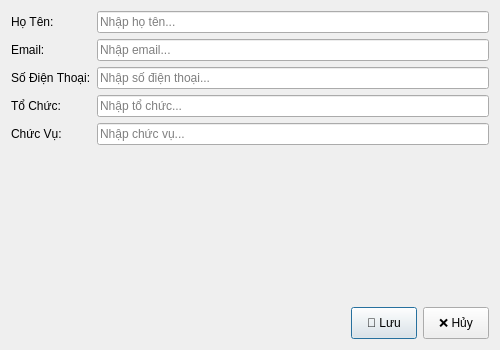
Before: the Qt Designer form ui/AttendeeDialog.ui in khoivnk25411e/Final-Project-Programming-Techniques, drawn with Qt 5.
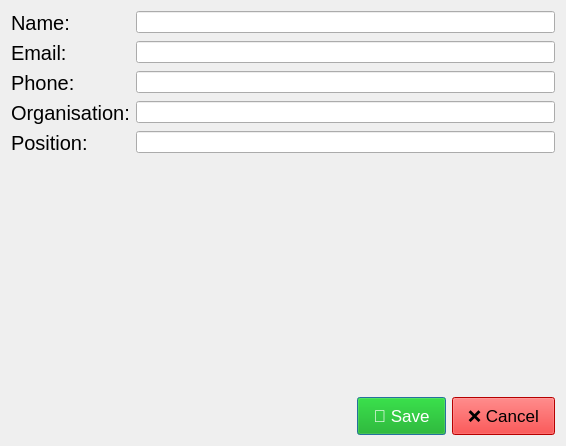
After: the same form once the commit is applied.

What changed in the file:
```diff
--- a/ui/AttendeeDialog.ui
+++ b/ui/AttendeeDialog.ui
@@ -6,8 +6,8 @@
    <rect>
     <x>0</x>
     <y>0</y>
-    <width>500</width>
-    <height>350</height>
+    <width>566</width>
+    <height>446</height>
    </rect>
   </property>
   <property name="windowTitle">
@@ -18,73 +18,78 @@
     <layout class="QFormLayout" name="formLayout">
      <item row="0" column="0">
       <widget class="QLabel" name="label">
+       <property name="font">
+        <font>
+         <pointsize>15</pointsize>
+        </font>
+       </property>
        <property name="text">
-        <string>Họ Tên:</string>
+        <string>Name:</string>
        </property>
       </widget>
      </item>
      <item row="0" column="1">
-      <widget class="QLineEdit" name="nameInput">
-       <property name="placeholderText">
-        <string>Nhập họ tên...</string>
-       </property>
-      </widget>
+      <widget class="QLineEdit" name="nameInput"/>
      </item>
      <item row="1" column="0">
       <widget class="QLabel" name="label_2">
+       <property name="font">
+        <font>
+         <pointsize>15</pointsize>
+        </font>
+       </property>
        <property name="text">
         <string>Email:</string>
        </property>
       </widget>
      </item>
      <item row="1" column="1">
-      <widget class="QLineEdit" name="emailInput">
-       <property name="placeholderText">
-        <string>Nhập email...</string>
-       </property>
-      </widget>
+      <widget class="QLineEdit" name="emailInput"/>
      </item>
      <item row="2" column="0">
       <widget class="QLabel" name="label_3">
+       <property name="font">
+        <font>
+         <pointsize>15</pointsize>
+        </font>
+       </property>
        <property name="text">
-        <string>Số Điện Thoại:</string>
+        <string>Phone:</string>
        </property>
       </widget>
      </item>
      <item row="2" column="1">
-      <widget class="QLineEdit" name="phoneInput">
-       <property name="placeholderText">
-        <string>Nhập số điện thoại...</string>
-       </property>
-      </widget>
+      <widget class="QLineEdit" name="phoneInput"/>
      </item>
      <item row="3" column="0">
       <widget class="QLabel" name="label_4">
+       <property name="font">
+        <font>
+         <pointsize>15</pointsize>
+        </font>
+       </property>
        <property name="text">
-        <string>Tổ Chức:</string>
+        <string>Organisation:</string>
        </property>
       </widget>
      </item>
      <item row="3" column="1">
-      <widget class="QLineEdit" name="organizationInput">
-       <property name="placeholderText">
-        <string>Nhập tổ chức...</string>
-       </property>
-      </widget>
+      <widget class="QLineEdit" name="organizationInput"/>
      </item>
      <item row="4" column="0">
       <widget class="QLabel" name="label_5">
+       <property name="font">
+        <font>
+         <pointsize>15</pointsize>
+        </font>
+       </property>
        <property name="text">
-        <string>Chức Vụ:</string>
+        <string>Position:</string>
        </property>
       </widget>
      </item>
      <item row="4" column="1">
-      <widget class="QLineEdit" name="positionInput">
-       <property name="placeholderText">
-        <string>Nhập chức vụ...</string>
-       </property>
-      </widget>
+      <widget class="QLineEdit" name="positionInput"/>
      </item>
     </layout>
    </item>
@@ -118,21 +123,36 @@
      </item>
      <item>
       <widget class="QPushButton" name="btnSave">
-       <property name="text">
-        <string>💾 Lưu</string>
+       <property name="font">
+        <font>
+         <pointsize>13</pointsize>
+        </font>
        </property>
        <property name="styleSheet">
-        <string notr="true">padding: 8px 15px;</string>
+        <string notr="true">padding: 8px 15px;
+color: rgb(255, 255, 255);
+color: rgb(255, 255, 255);
+background-color: rgb(0, 170, 0);</string>
+       </property>
+       <property name="text">
+        <string>💾 Save</string>
        </property>
       </widget>
      </item>
      <item>
       <widget class="QPushButton" name="btnCancel">
-       <property name="text">
-        <string>❌ Hủy</string>
+       <property name="font">
+        <font>
+         <pointsize>13</pointsize>
+        </font>
        </property>
        <property name="styleSheet">
-        <string notr="true">padding: 8px 15px;</string>
+        <string notr="true">padding: 8px 15px;
+color: rgb(0, 0, 0);
+background-color: rgb(255, 0, 0);</string>
+       </property>
+       <property name="text">
+        <string>❌ Cancel</string>
        </property>
       </widget>
      </item>
```
Left out of the diff: 2 changed lines with no effect on the pictures.
